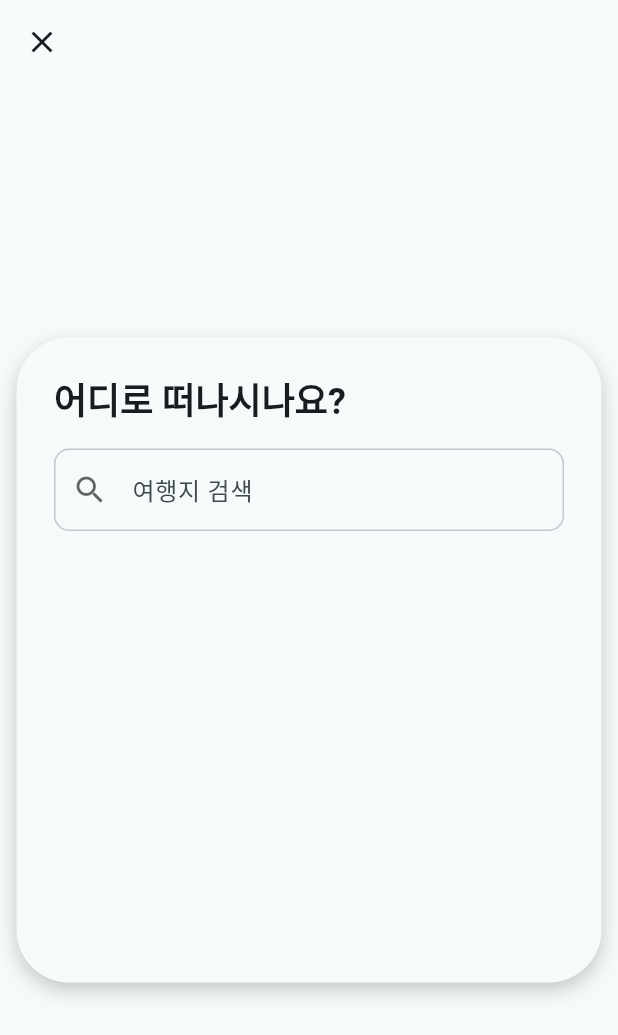
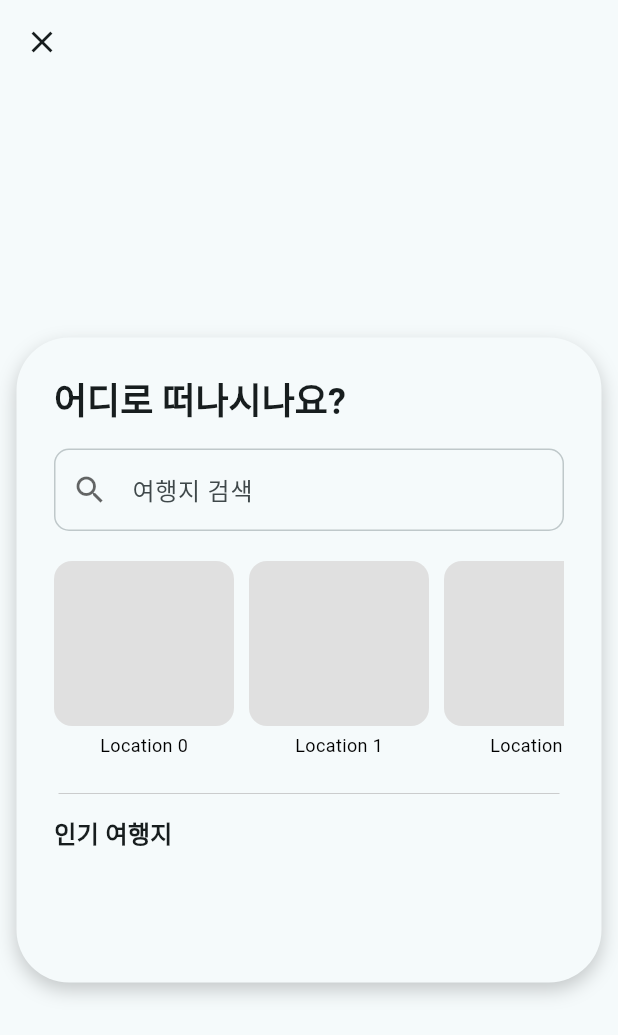
Before and after one commit to ryuhyoh/flutter_cap, a Flutter app: the screen it shows after launch, after a tap on "검색 시작하기", on a phone screen of 412 x 824 dp. Shown: the top 1035 px of the screen. Run offline on Flutter 3.47's test engine with Material 3 defaults, Android fonts, the phone set to English and light mode, and no system bars; drawn by our look-alikes of flutter_animate.

Commit message:
add listview

```diff
--- a/flutter_locallens/lib/main.dart
+++ b/flutter_locallens/lib/main.dart
@@ -182,8 +182,7 @@ class _HomeState extends State<Home> {
             reverseTransitionDuration: 400.ms,
             opaque: false, // 전환 중 이전 화면이 비치도록 배경을 투명하게 처리
             pageBuilder: // 실제로 표시될 화면 위젯을 생성하는 함수
-                (context, animation, secondaryAnimation) =>
-                    const SearchScreen(),
+                (context, animation, secondaryAnimation) => SearchScreen(),
             transitionsBuilder: (
               // 화면 전환 애니메이션을 정의하는 함수
               context,
--- a/flutter_locallens/lib/search_screen.dart
+++ b/flutter_locallens/lib/search_screen.dart
@@ -3,7 +3,7 @@ import 'package:flutter_animate/flutter_animate.dart';
 
 // 검색 화면 위젯
 class SearchScreen extends StatelessWidget {
-  const SearchScreen({super.key});
+  SearchScreen({super.key});
 
   // Hero 태그 정의 (Home 화면과 동일하게)
   final String _heroTag = 'searchBoxHero';
@@ -12,6 +12,16 @@ class SearchScreen extends StatelessWidget {
   final double _cardHeight = 430.0;
   final double _cardWidth = 390.0;
   final double _cardBorderRadius = 35.0;
+
+  final List<String> mapLocations = List.generate(
+    8,
+    (index) => 'Location $index',
+  );
+  final double mapImageHeight = 110.0;
+  final double mapCaptionSpacing = 4.0;
+  final double mapCaptionHeight = 16.0;
+  final double mapListTotalHeight = 140.0;
+  final double mapItemWidth = 120.0;
 
   @override
   Widget build(BuildContext context) {
@@ -122,7 +132,62 @@ class SearchScreen extends StatelessWidget {
                                   ),
                                 ),
                               ),
-                              const Spacer(),
+                              const SizedBox(height: 20),
+                              SizedBox(
+                                height: mapListTotalHeight,
+                                child: ListView.builder(
+                                  scrollDirection: Axis.horizontal,
+                                  itemCount: mapLocations.length,
+                                  itemBuilder: (context, index) {
+                                    return Padding(
+                                      padding: EdgeInsets.only(right: 10.0),
+                                      child: SizedBox(
+                                        width: mapItemWidth,
+                                        child: Column(
+                                          mainAxisAlignment:
+                                              MainAxisAlignment.start,
+                                          children: [
+                                            ClipRRect(
+                                              borderRadius:
+                                                  BorderRadius.circular(12.0),
+                                              child: Container(
+                                                width: mapItemWidth,
+                                                height: mapImageHeight,
+                                                color: Colors.grey.shade300,
+                                                // TODO
+                                              ),
+                                            ),
+                                            SizedBox(height: mapCaptionSpacing),
+                                            Text(
+                                              mapLocations[index],
+                                              style: TextStyle(
+                                                fontSize: 12,
+                                                color: Colors.black,
+                                              ),
+                                              maxLines: 1,
+                                              overflow: TextOverflow.ellipsis,
+                                            ),
+                                          ],
+                                        ),
+                                      ),
+                                    );
+                                  },
+                                ),
+                              ),
+                              Divider(
+                                color: Colors.grey.shade400,
+                                thickness: 0.5,
+                                indent: 3,
+                                endIndent: 3,
+                                height: 30,
+                              ),
+                              Text(
+                                '인기 여행지',
+                                style: TextStyle(
+                                  fontSize: 16,
+                                  fontWeight: FontWeight.w700,
+                                ),
+                              ),
                             ],
                           ),
                         )
```
